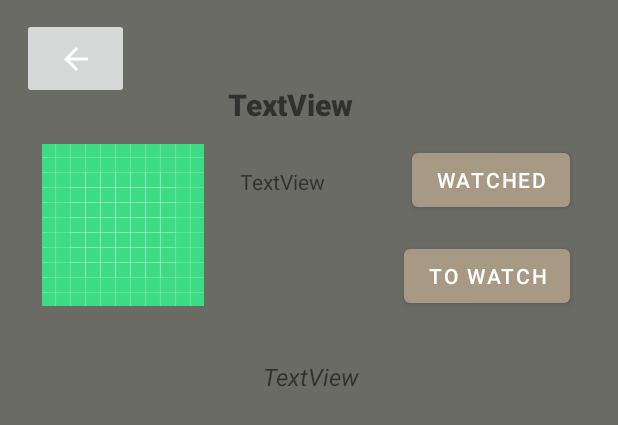
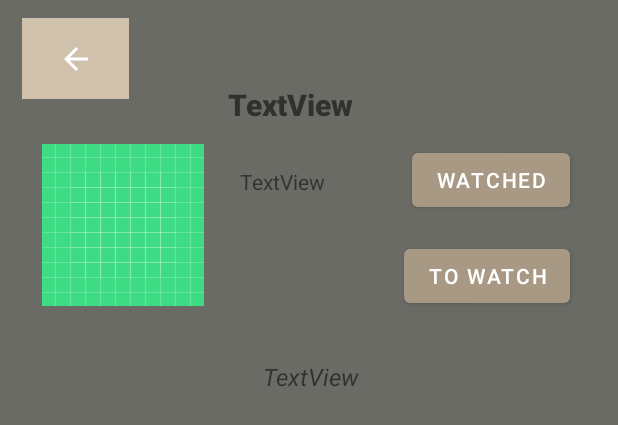
Before and after one commit to mh217/GoodTV, an Android app: the layout activity_movie_details.xml on its own in the app's theme, with its tools: preview values and no code run, on a phone screen of 412 x 824 dp. Shown: the top 425 px of the screen. Run offline under Robolectric (Android 15) with nearby library versions, the phone set to English and light mode, and no system bars; Roboto replaces fonts that are not available here.

Commit message:
Update 15:48

```diff
--- a/app/src/main/res/layout/activity_movie_details.xml
+++ b/app/src/main/res/layout/activity_movie_details.xml
@@ -85,6 +85,7 @@
         app:layout_constraintHorizontal_bias="0.044"
         app:layout_constraintStart_toStartOf="parent"
         app:layout_constraintTop_toTopOf="parent"
-        app:srcCompat="@drawable/ic_baseline_arrow_back_24" />
+        app:srcCompat="@drawable/ic_baseline_arrow_back_24"
+        android:background="@color/light_brown2"/>
 
 </androidx.constraintlayout.widget.ConstraintLayout>
--- a/app/src/main/res/layout/fragment_more.xml
+++ b/app/src/main/res/layout/fragment_more.xml
@@ -38,7 +38,8 @@
         app:layout_constraintEnd_toEndOf="parent"
         app:layout_constraintHorizontal_bias="0.096"
         app:layout_constraintStart_toStartOf="parent"
-        app:layout_constraintTop_toTopOf="parent" />
+        app:layout_constraintTop_toTopOf="parent"
+        android:background="@color/light_brown2"/>
 
     <ImageView
         android:id="@+id/imageView"
```
Also changed, not shown: app/src/main/res/layout/activity_to_watch_movies.xml (+9 -14 lines).
